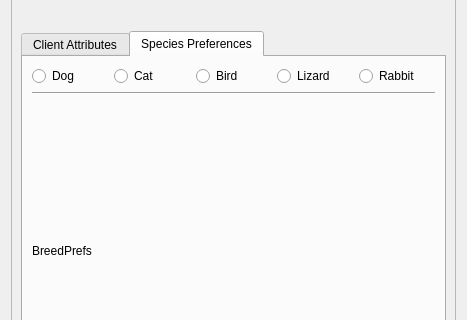
ashleefoureyes/quackjaws, file deliverable2-code/viewclients.ui: the form before one commit; both pictures show x 0 to 467 and y 84 to 404 of the 467 by 677 pixel window.
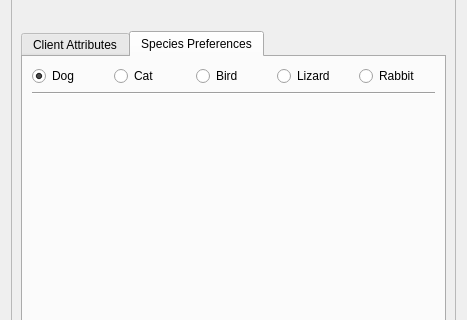
The form after the commit. The open tabs and pages were chosen to show the change.

What changed in the file:
```diff
--- a/deliverable2-code/viewclients.ui
+++ b/deliverable2-code/viewclients.ui
@@ -647,6 +647,9 @@
               <property name="text">
                <string>Dog</string>
               </property>
+              <property name="checked">
+               <bool>true</bool>
+              </property>
               <attribute name="buttonGroup">
                <string notr="true">groupSpecies</string>
               </attribute>
@@ -710,7 +713,7 @@
              </size>
             </property>
             <property name="text">
-             <string>BreedPrefs</string>
+             <string/>
             </property>
             <property name="alignment">
              <set>Qt::AlignLeading|Qt::AlignLeft|Qt::AlignVCenter</set>
```
Left out of the diff: 2 changed lines with no effect on the pictures.
